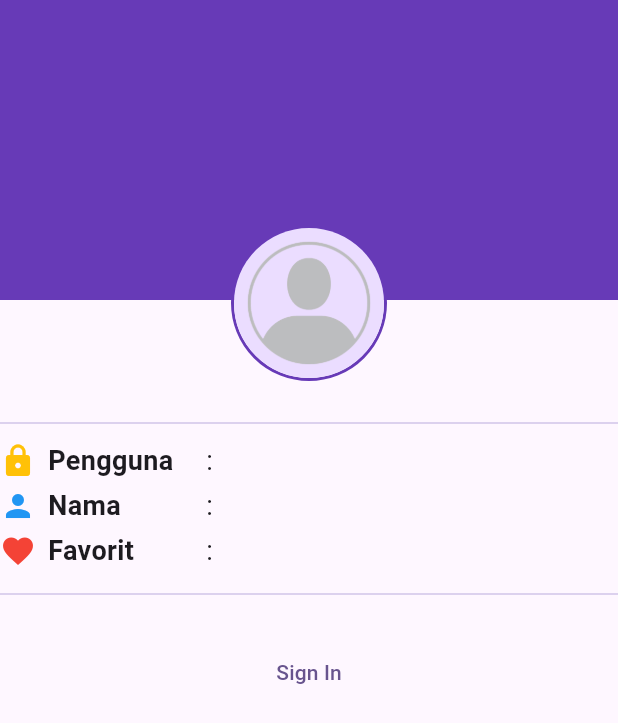
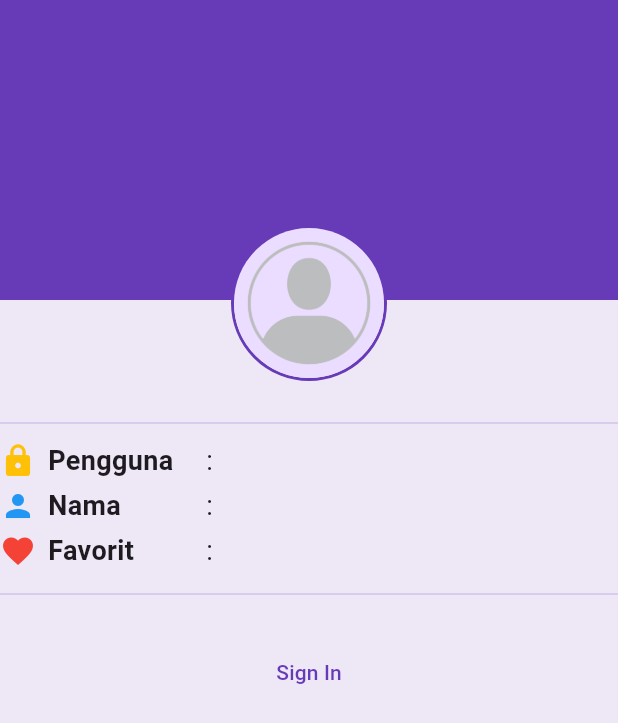
Before and after one commit to SalimTNKuho/wisata_candi_salimalfaruq, a Flutter app: the screen it shows after launch, on a phone screen of 412 x 824 dp. Shown: the top 723 px of the screen. Run offline on Flutter 3.47's test engine with Material 3 defaults, Android fonts, the phone set to English and light mode, and no system bars; our stand-ins replace cached_network_image.

```diff
--- a/lib/main.dart
+++ b/lib/main.dart
@@ -17,7 +17,17 @@
       title: 'Wisata Candi',
       debugShowCheckedModeBanner: false,
       theme: ThemeData(
-        colorScheme: .fromSeed(seedColor: Colors.deepPurple),
+        appBarTheme: const AppBarTheme(
+          iconTheme: IconThemeData(color: Colors.deepPurple),
+          titleTextStyle: TextStyle(
+            color: Colors.deepPurple,
+            fontSize: 20,
+            fontWeight: FontWeight.bold,
+          ),
+        ),
+        colorScheme: ColorScheme.fromSeed(seedColor: Colors.deepPurple)
+            .copyWith(primary: Colors.deepPurple, surface: Colors.deepPurple[50]),
+        useMaterial3: true,
       ),
       // home: DetailScreen(candi: candiList[0],),
       home: ProfileScreen(),
```
Also changed, not shown: lib/screens/sign_in_screen.dart (added, +98 -0 lines), lib/screens/sign_up_screen.dart (added).
